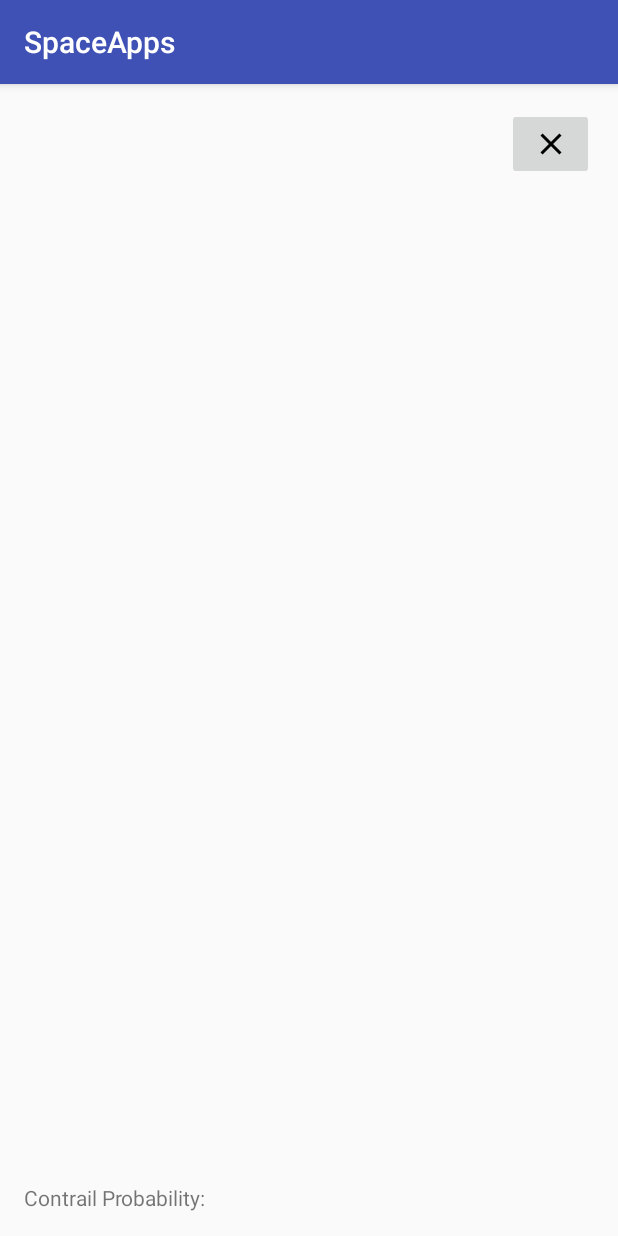
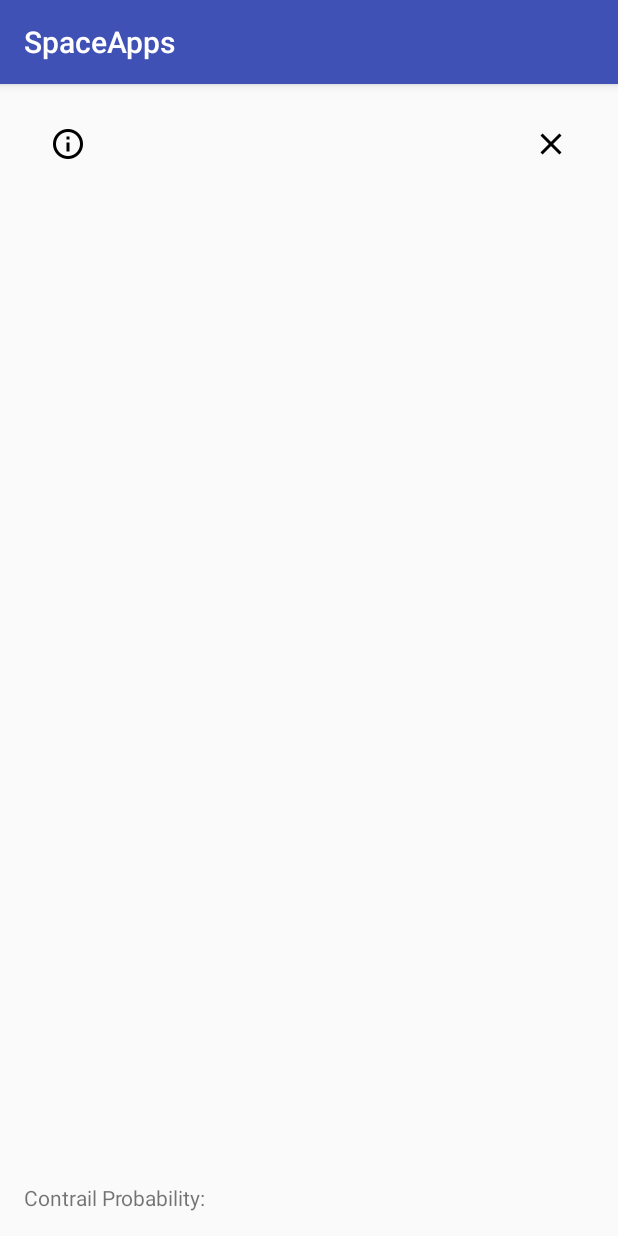
Before and after one commit to vprusso/spaceapps_clouds_or_contrails, an Android app: the screen it shows after launch (UserLocationActivity), on a phone screen of 412 x 824 dp. Run offline under Robolectric (Android 15) with nearby library versions, the phone set to English and light mode, and no system bars; pictures from the network do not load.

Commit message:
populated listview, fixed bugs on main activity

```diff
--- a/SpaceApps/app/src/main/AndroidManifest.xml
+++ b/SpaceApps/app/src/main/AndroidManifest.xml
@@ -25,7 +25,11 @@
         </activity>
         <activity
             android:name=".FlightActivity"
-            android:label="@string/title_activity_flight" >
+            android:label="@string/title_activity_flight"
+            android:parentActivityName=".UserLocationActivity">
+            <meta-data
+                android:name="android.support.PARENT_ACTIVITY"
+                android:value=".UserLocationActivity" />
         </activity>
     </application>
 
--- a/SpaceApps/app/src/main/java/android/captainhampton/com/spaceapps/UserLocationActivity.java
+++ b/SpaceApps/app/src/main/java/android/captainhampton/com/spaceapps/UserLocationActivity.java
@@ -51,8 +51,10 @@ import java.net.HttpURLConnection;
 import java.net.URL;
 import java.net.URLEncoder;
 import java.text.SimpleDateFormat;
+import java.util.ArrayList;
 import java.util.Date;
 import java.util.HashMap;
+import java.util.List;
 import java.util.Map;
 
 
@@ -78,11 +80,12 @@ public class UserLocationActivity extends AppCompatActivity implements
     private final static int CONNECTION_FAILURE_RESOLUTION_REQUEST = 9000;
     private GoogleApiClient mGoogleApiClient;
     private LocationRequest mLocationRequest;
+    public static List<String> callSigns;
     private double currentLatitude;
     private double currentLongitude;
-    private static final int REQUEST_TAKE_PHOTO = 1;
+    private static final int REQUEST_TAKE_PHOTO = 1, REQUEST_FLIGHT_INFO = 0;
     private String mCurrentPhotoPath, imgPhotoPath;
-    private ImageButton ibCloseBtn;
+    private ImageButton ibCloseBtn, ibInfoBtn;
     private ImageView ivImageToUpload;
     private String imageFileName;
     private TextView tvChances;
@@ -90,14 +93,14 @@ public class UserLocationActivity extends AppCompatActivity implements
     private static final String SERVER_GET_ADDRESS = "http://162.243.248.12:8081/?image=http://vprusso-spaceapps-beta.site88.net/pictures/";
 
     private ProgressBar pbAPIProgressBar = null;
-    private TextView tvAPIResponse;
 
     public void setupVariables() {
         ivImageToUpload = (ImageView) findViewById(R.id.ivImageToUpload);
         ibCloseBtn = (ImageButton) findViewById(R.id.ibCloseBtn);
+        ibInfoBtn = (ImageButton) findViewById(R.id.ibInfoBtn);
         tvChances = (TextView) findViewById(R.id.tvChances);
-        tvAPIResponse = (TextView) findViewById(R.id.tvAPIResponse);
         pbAPIProgressBar = (ProgressBar) findViewById(R.id.pbAPIProgressBar);
+        callSigns = new ArrayList<String>();
     }
 
     @Override
@@ -111,6 +114,13 @@ public class UserLocationActivity extends AppCompatActivity implements
             @Override
             public void onClick(View v) {
                 dispatchTakePictureIntent();
+            }
+        });
+
+        ibInfoBtn.setOnClickListener(new View.OnClickListener() {
+            @Override
+            public void onClick(View v) {
+                LaunchFlightInfo(v);
             }
         });
 
@@ -382,7 +392,6 @@ public class UserLocationActivity extends AppCompatActivity implements
 
         protected void onPreExecute() {
             pbAPIProgressBar.setVisibility(View.VISIBLE);
-            tvAPIResponse.setText("");
         }
 
         @Override
@@ -463,7 +472,6 @@ public class UserLocationActivity extends AppCompatActivity implements
 
         protected void onPreExecute() {
             pbAPIProgressBar.setVisibility(View.VISIBLE);
-            tvAPIResponse.setText("");
         }
 
         protected String doInBackground(Void... urls) {
@@ -503,7 +511,6 @@ public class UserLocationActivity extends AppCompatActivity implements
             }
             pbAPIProgressBar.setVisibility(View.GONE);
             Log.i("INFO", response);
-            tvAPIResponse.setText(response);
             try {
                 parseFlightAPIJSON(response);
             } catch (JSONException e) {
@@ -514,8 +521,10 @@ public class UserLocationActivity extends AppCompatActivity implements
 
     private void parseFlightAPIJSON(String response) throws JSONException{
         JSONObject obj = new JSONObject(response);
-        String jarry = obj.getJSONArray("flightPositions").getJSONObject(0).getString("flightId");
-        tvAPIResponse.setText(jarry);
+        JSONArray arr = obj.getJSONArray("flightPositions");
+        for(int i=0; i < arr.length(); i++) {
+            callSigns.add(arr.getJSONObject(i).getString("callsign"));
+        }
     }
 
 
@@ -677,9 +686,9 @@ public class UserLocationActivity extends AppCompatActivity implements
         return result.toString();
     }
 
-    public void launchList (View view){
+    public void LaunchFlightInfo (View view){
         Intent intent = new Intent(this, FlightActivity.class);
-        startActivity(intent);
+        startActivityForResult(intent, REQUEST_FLIGHT_INFO);
     }
 
 }
--- a/SpaceApps/app/src/main/res/layout/activity_user_location.xml
+++ b/SpaceApps/app/src/main/res/layout/activity_user_location.xml
@@ -15,8 +15,18 @@
         android:layout_width="58dp"
         android:layout_height="48dp"
         android:id="@+id/ibCloseBtn"
+        android:background="@android:color/transparent"
         android:layout_alignParentTop="true"
         android:layout_alignEnd="@+id/ivImageToUpload" />
+
+    <ImageButton
+        android:src="@mipmap/ic_info_outline_black_24dp"
+        android:layout_width="58dp"
+        android:layout_height="48dp"
+        android:id="@+id/ibInfoBtn"
+        android:background="@android:color/transparent"
+        android:layout_alignParentTop="true"
+        android:layout_alignStart="@+id/ivImageToUpload" />
 
     <ImageView
         android:layout_width="366dp"
@@ -33,7 +43,6 @@
         android:layout_height="wrap_content"
         android:text="Contrail Probability: "
         android:id="@+id/tvChances"
-        android:onClick="launchList"
         android:layout_alignParentEnd="true"
         android:layout_alignBottom="@+id/ivImageToUpload"
         android:layout_alignParentStart="true" />
@@ -45,12 +54,12 @@
         android:layout_height="wrap_content"
         android:indeterminate="true"
         android:layout_centerHorizontal="true"
-        android:visibility="gone" />
-
-    <TextView
-        android:id="@+id/tvAPIResponse"
-        android:layout_width="wrap_content"
-        android:layout_height="wrap_content" />
+        android:visibility="gone"
+        android:startColor="#ff9d9e9d"
+        android:centerColor="#ff5a5d5a"
+        android:centerY="0.75"
+        android:endColor="#ff747674"
+        android:angle="270"/>
 
 
 </RelativeLayout>
--- a/SpaceApps/app/src/main/res/layout/listrow_details.xml
+++ b/SpaceApps/app/src/main/res/layout/listrow_details.xml
@@ -12,7 +12,6 @@
         android:id="@+id/textView1"
         android:layout_width="wrap_content"
         android:layout_height="wrap_content"
-        android:drawableLeft="@mipmap/ic_launcher"
         android:drawablePadding="5dp"
         android:gravity="center_vertical"
         android:text="@string/hello_world"
--- a/SpaceApps/app/src/main/res/layout/listrow_group.xml
+++ b/SpaceApps/app/src/main/res/layout/listrow_group.xml
@@ -5,12 +5,11 @@
     android:layout_width="wrap_content"
     android:layout_height="?android:attr/listPreferredItemHeight"
     android:layout_marginLeft="8dp"
-    android:drawableRight="@mipmap/ic_launcher"
     android:gravity="left"
     android:paddingLeft="32dp"
     android:paddingTop="8dp"
-    android:text="Test"
+    android:text="Flight Call Sign"
     android:textSize="14sp"
-    android:textAlignment="textEnd"
+    android:textAlignment="textStart"
     android:textStyle="bold" >
 </CheckedTextView>
```
Also changed, not shown: SpaceApps/app/src/main/java/android/captainhampton/com/spaceapps/FlightActivity.java (+24 -4 lines), SpaceApps/app/src/main/res/layout/activity_flight.xml (+9 -0 lines), SpaceApps/app/src/main/res/mipmap-hdpi/ic_info_outline_black_24dp.png (added).
